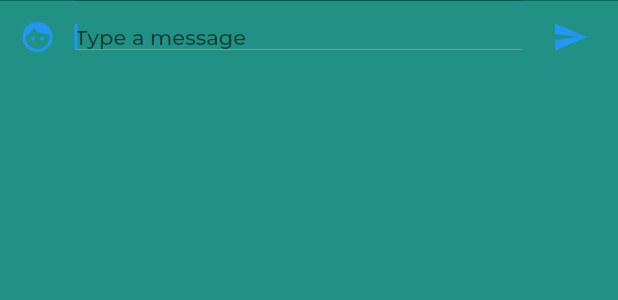
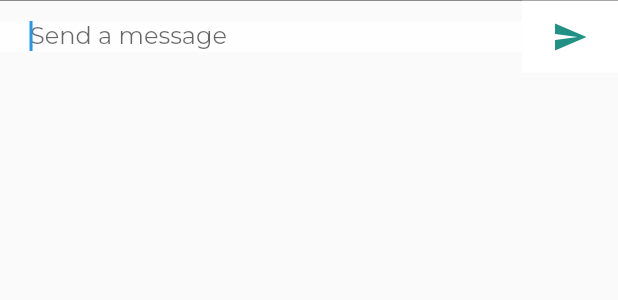
Before and after one commit to donchen225/canteen_frontend-1, a Flutter app: the ChatInput widget shown alone on an empty page, opened directly, on a phone screen of 412 x 824 dp. Shown: the top 300 px of the screen. Run offline on Flutter 3.47's test engine with Material 2 defaults, Android fonts, the light colour scheme and no system bars; our stand-ins replace bloc, cached_network_image, cloud_firestore, equatable, firebase_analytics, firebase_auth and 7 more; accounts and stored records are empty.

Commit message:
added styling to chat screen

```diff
--- a/lib/screens/chat/chat_input.dart
+++ b/lib/screens/chat/chat_input.dart
@@ -26,30 +26,17 @@ class _ChatInputState extends State<ChatInput> {
             children: <Widget>[
               Row(
                 children: <Widget>[
-                  Material(
-                    child: Container(
-                      margin: EdgeInsets.symmetric(horizontal: 1.0),
-                      child: IconButton(
-                        icon: Icon(Icons.face),
-                        color: Theme.of(context).accentColor,
-                        onPressed: () => _chatBloc
-                            .add(ToggleEmojiKeyboardEvent(!showEmojiKeyboard)),
-                      ),
-                    ),
-                    color: Theme.of(context).primaryColor,
-                  ),
-
                   // Text input
                   Flexible(
                     child: Material(
                         child: Container(
-                      color: Theme.of(context).primaryColor,
+                      padding: EdgeInsets.only(left: 20, right: 20),
+                      color: Colors.white70,
                       child: TextField(
-                        style: Theme.of(context).textTheme.body2,
                         controller: textEditingController,
                         autofocus: true,
                         decoration: InputDecoration.collapsed(
-                          hintText: 'Type a message',
+                          hintText: 'Send a message',
                           hintStyle:
                               TextStyle(color: Theme.of(context).hintColor),
                         ),
@@ -64,31 +51,13 @@ class _ChatInputState extends State<ChatInput> {
                       child: IconButton(
                         icon: Icon(Icons.send),
                         onPressed: () => sendMessage(context),
-                        color: Theme.of(context).accentColor,
+                        color: Theme.of(context).primaryColor,
                       ),
                     ),
-                    color: Theme.of(context).primaryColor,
+                    color: Colors.white,
                   ),
                 ],
               ),
-              // BlocBuilder<ChatBloc, ChatState>(builder: (context, state) {
-              //   showEmojiKeyboard = state is ToggleEmojiKeyboardState &&
-              //       state.showEmojiKeyboard;
-              //   if (!showEmojiKeyboard) return Container();
-              //   //hide keyboard
-              //   FocusScope.of(context).requestFocus(new FocusNode());
-              //   //create emojipicker
-              //   return EmojiPicker(
-              //     rows: 4,
-              //     columns: 7,
-              //     bgColor: Theme.of(context).backgroundColor,
-              //     indicatorColor: Theme.of(context).accentColor,
-              //     onEmojiSelected: (emoji, category) {
-              //       textEditingController.text =
-              //           textEditingController.text + emoji.emoji;
-              //     },
-              //   );
-              // })
             ],
           ),
           width: double.infinity,
@@ -96,7 +65,6 @@ class _ChatInputState extends State<ChatInput> {
             border: Border(
                 top:
                     BorderSide(color: Theme.of(context).hintColor, width: 0.5)),
-            color: Theme.of(context).primaryColor,
           ),
         ));
   }
--- a/lib/screens/chat/chat_screen.dart
+++ b/lib/screens/chat/chat_screen.dart
@@ -47,8 +47,7 @@ class _ChatScreenState extends State<ChatScreen>
               child: Stack(
             children: <Widget>[
               Container(
-                margin: EdgeInsets.only(top: 100),
-                color: Theme.of(context).backgroundColor,
+                color: Colors.white,
                 child: MessageList(chat),
               ),
             ],
```
